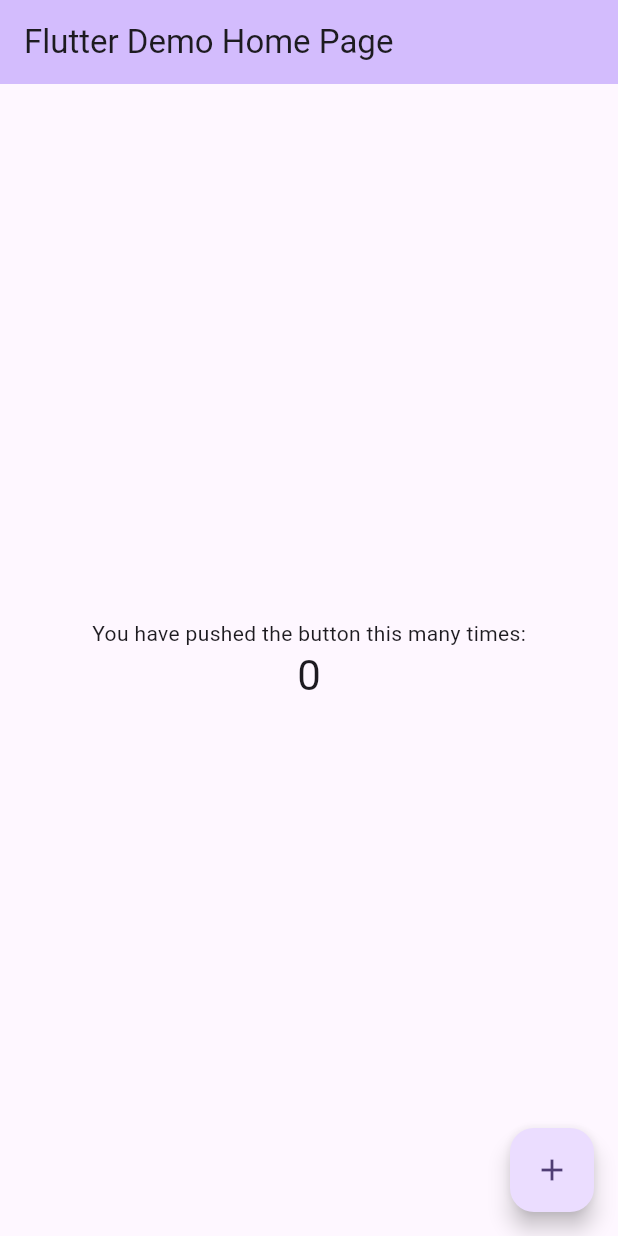
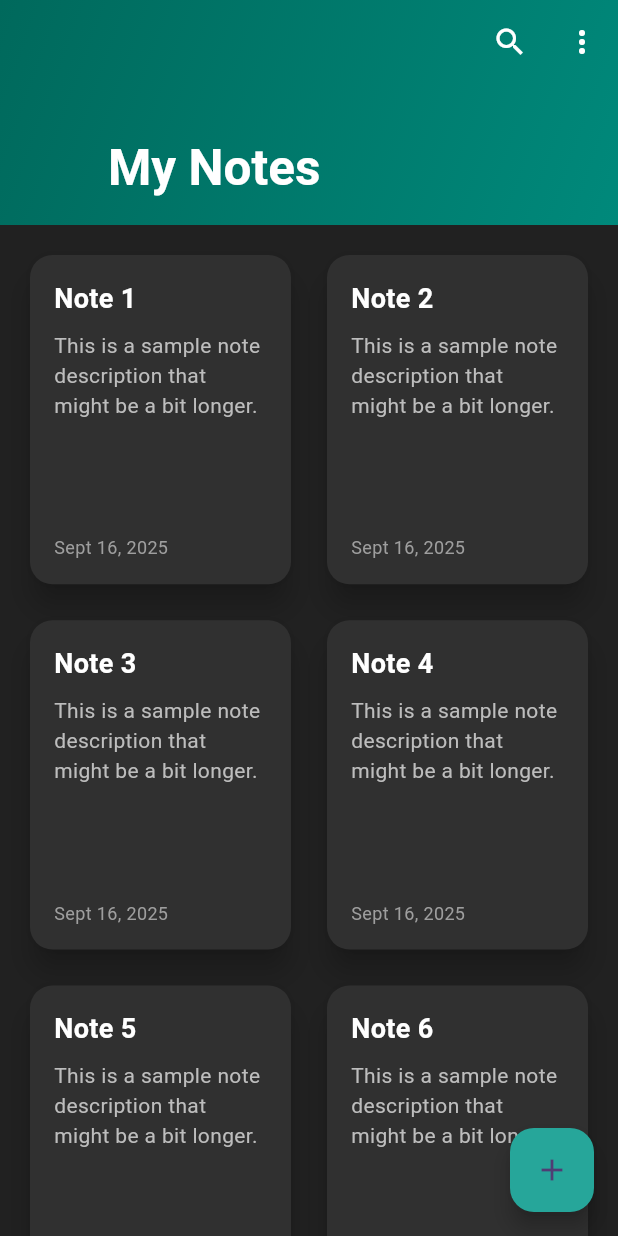
Before and after one commit to xdKeto/AMBW_notes, a Flutter app: the screen it shows after launch, on a phone screen of 412 x 824 dp. Run offline on Flutter 3.47's test engine with Material 3 defaults, Android fonts, the phone set to English and light mode, and no system bars.

Commit message:
finally flutter

```diff
--- /dev/null
+++ b/meet1_notes/lib/home_screen.dart
@@ -0,0 +1,127 @@
+import 'package:flutter/material.dart';
+
+class HomeScreen extends StatelessWidget {
+  const HomeScreen({super.key});
+
+  @override
+  Widget build(BuildContext context) {
+    return Scaffold(
+      backgroundColor: Colors.grey[900],
+      body: CustomScrollView(
+        slivers: [
+          SliverAppBar(
+            backgroundColor: Colors.transparent,
+            expandedHeight: 150.0,
+            floating: true,
+            pinned: true,
+            flexibleSpace: FlexibleSpaceBar(
+              title: const Text(
+                'My Notes',
+                style: TextStyle(
+                  fontWeight: FontWeight.bold,
+                  color: Colors.white,
+                ),
+              ),
+              background: Container(
+                decoration: BoxDecoration(
+                  gradient: LinearGradient(
+                    colors: [Colors.teal.shade800, Colors.teal.shade600],
+                    begin: Alignment.topLeft,
+                    end: Alignment.bottomRight,
+                  ),
+                ),
+              ),
+            ),
+            actions: [
+              IconButton(
+                icon: const Icon(Icons.search, color: Colors.white),
+                onPressed: () {
+                  // Handle search action
+                },
+              ),
+              IconButton(
+                icon: const Icon(Icons.more_vert, color: Colors.white),
+                onPressed: () {
+                  // Handle more options
+                },
+              ),
+            ],
+          ),
+          SliverPadding(
+            padding: const EdgeInsets.all(16.0),
+            sliver: SliverGrid(
+              gridDelegate: const SliverGridDelegateWithFixedCrossAxisCount(
+                crossAxisCount: 2,
+                crossAxisSpacing: 16.0,
+                mainAxisSpacing: 16.0,
+                childAspectRatio: 0.8,
+              ),
+              delegate: SliverChildBuilderDelegate(
+                (context, index) {
+                  return Card(
+                    elevation: 8.0,
+                    color: Colors.grey[850],
+                    shape: RoundedRectangleBorder(
+                      borderRadius: BorderRadius.circular(15.0),
+                    ),
+                    child: InkWell(
+                      onTap: () {
+                        // Handle note tap
+                      },
+                      borderRadius: BorderRadius.circular(15.0),
+                      child: Padding(
+                        padding: const EdgeInsets.all(16.0),
+                        child: Column(
+                          crossAxisAlignment: CrossAxisAlignment.start,
+                          children: [
+                            Text(
+                              'Note ${index + 1}',
+                              style: const TextStyle(
+                                color: Colors.white,
+                                fontWeight: FontWeight.bold,
+                                fontSize: 18.0,
+                              ),
+                            ),
+                            const SizedBox(height: 8.0),
+                            Expanded(
+                              child: Text(
+                                'This is a sample note description that might be a bit longer.',
+                                style: TextStyle(
+                                  color: Colors.grey[400],
+                                  fontSize: 14.0,
+                                ),
+                                overflow: TextOverflow.ellipsis,
+                                maxLines: 4,
+                              ),
+                            ),
+                            const SizedBox(height: 8.0),
+                            Text(
+                              'Sept 16, 2025',
+                              style: TextStyle(
+                                color: Colors.grey[500],
+                                fontSize: 12.0,
+                              ),
+                            ),
+                          ],
+                        ),
+                      ),
+                    ),
+                  );
+                },
+                childCount: 10, // Example item count
+              ),
+            ),
+          ),
+        ],
+      ),
+      floatingActionButton: FloatingActionButton(
+        onPressed: () {
+          // Handle FAB press
+        },
+        backgroundColor: Colors.teal.shade400,
+        child: const Icon(Icons.add),
+        tooltip: 'Add Note',
+      ),
+    );
+  }
+}
--- a/meet1_notes/lib/main.dart
+++ b/meet1_notes/lib/main.dart
@@ -1,4 +1,5 @@
 import 'package:flutter/material.dart';
+import 'package:meet1_notes/home_screen.dart';
 
 void main() {
   runApp(const MyApp());
@@ -15,55 +16,7 @@ class MyApp extends StatelessWidget {
         colorScheme: ColorScheme.fromSeed(seedColor: Colors.deepPurple),
         useMaterial3: true,
       ),
-      home: const MyHomePage(title: 'Flutter Demo Home Page'),
+      home: HomeScreen(),
     );
   }
 }
-
-class MyHomePage extends StatefulWidget {
-  const MyHomePage({super.key, required this.title});
-
-  final String title;
-
-  @override
-  State<MyHomePage> createState() => _MyHomePageState();
-}
-
-class _MyHomePageState extends State<MyHomePage> {
-  int _counter = 0;
-
-  void _incrementCounter() {
-    setState(() {
-      _counter++;
-    });
-  }
-
-  @override
-  Widget build(BuildContext context) {
-    return Scaffold(
-      appBar: AppBar(
-        backgroundColor: Theme.of(context).colorScheme.inversePrimary,
-        title: Text(widget.title),
-      ),
-      body: Center(
-        child: Column(
-          mainAxisAlignment: MainAxisAlignment.center,
-          children: <Widget>[
-            const Text(
-              'You have pushed the button this many times:',
-            ),
-            Text(
-              '$_counter',
-              style: Theme.of(context).textTheme.headlineMedium,
-            ),
-          ],
-        ),
-      ),
-      floatingActionButton: FloatingActionButton(
-        onPressed: _incrementCounter,
-        tooltip: 'Increment',
-        child: const Icon(Icons.add),
-      ),
-    );
-  }
-}
```
Also changed, not shown: meet1_notes/pubspec.lock.
